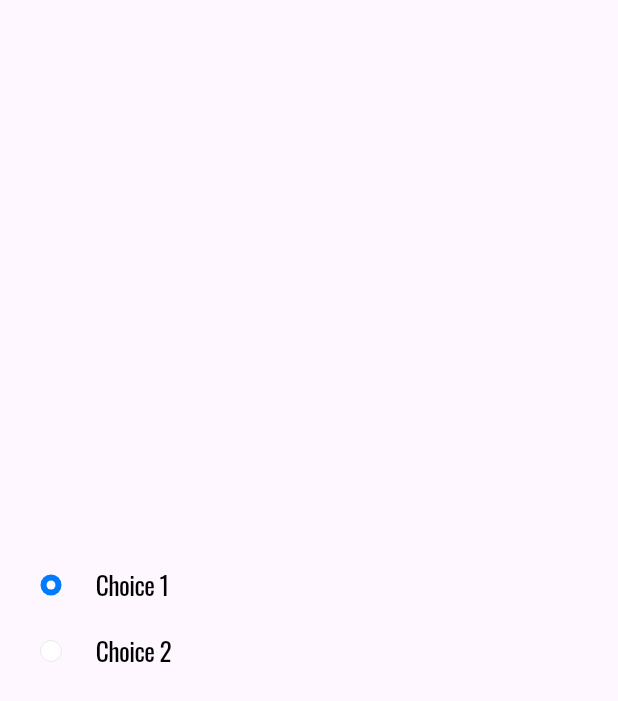
After one commit to Ahmed-Alimahdy/Flutter_tutorials, a Flutter app: the screen it shows after launch, on a phone screen of 412 x 824 dp. The commit adds this screen. Shown: the top 701 px of the screen. Run offline on Flutter 3.47's test engine with Material 3 defaults, Android fonts, the phone set to English and light mode, and no system bars.

Commit message:
implementation_CupertinoRadio-Fonts

```diff
--- /dev/null
+++ b/lib/Styled_widgets/CupertinoWidgets.dart
@@ -0,0 +1,38 @@
+import 'package:flutter/cupertino.dart';
+import 'package:flutter/material.dart';
+class Cupertinowidgets extends StatefulWidget {
+  const Cupertinowidgets({super.key});
+
+  @override
+  State<Cupertinowidgets> createState() => _CupertinowidgetsState();
+}
+
+class _CupertinowidgetsState extends State<Cupertinowidgets> {
+  String _val="Choice 1";
+  @override
+  Widget build(BuildContext context) {
+    return Center(
+      child: Column(
+        mainAxisAlignment: MainAxisAlignment.center,
+        children: [
+          CupertinoListTile(
+              title: const Text("Choice 1",style: TextStyle(fontFamily: 'Oswald'),),
+            leading: CupertinoRadio<String>(value: "Choice 1", groupValue: _val, onChanged: (value){
+              setState(() {
+              _val=value!;
+            });}),
+          ),
+          CupertinoListTile(
+            title: const Text("Choice 2",style: TextStyle(fontFamily: 'Oswald')),
+            leading: CupertinoRadio<String>(value: "Choice 2", groupValue: _val, onChanged: (value){
+              setState(() {
+              _val=value!;
+            });
+
+            }),
+          ),
+        ],
+      ),
+    );
+  }
+}
--- /dev/null
+++ b/lib/Styled_widgets/SW-Homepage.dart
@@ -0,0 +1,17 @@
+import'package:flutter/material.dart';
+import 'CupertinoWidgets.dart';
+    class Sw_homepage extends StatefulWidget {
+      const Sw_homepage({super.key});
+
+  @override
+  State<Sw_homepage> createState() => _Sw_homepageState();
+}
+
+class _Sw_homepageState extends State<Sw_homepage> {
+      @override
+      Widget build(BuildContext context) {
+        return const Scaffold(
+          body: Cupertinowidgets(),
+        );
+      }
+}
--- a/lib/main.dart
+++ b/lib/main.dart
@@ -1,6 +1,7 @@
 import 'package:flutter/material.dart';
 import 'package:flutter_tutorials/Inherited_widgets/Controller/Controller.dart';
 import 'package:flutter_tutorials/Inherited_widgets/View/Pages/Homepage.dart';
+import 'package:flutter_tutorials/Styled_widgets/SW-Homepage.dart';
 void main() {
   runApp(const MyApp());
 }
@@ -13,7 +14,7 @@ class MyApp extends StatelessWidget {
     return const State_modifier(
       child: MaterialApp(
                 debugShowCheckedModeBanner: false,
-                home: Homepage(),
+                home: Sw_homepage()
                    ),
     );
   }
```
Also changed, not shown: pubspec.yaml (+5 -12 lines), Fonts/Oswald-VariableFont_wght.ttf (added).
